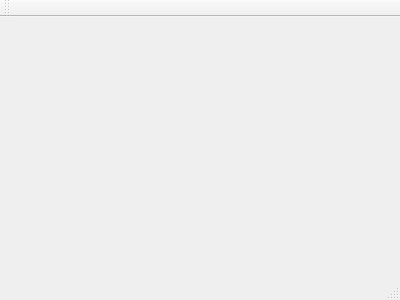
Qt form mainwindow.ui (sakydpozrux/QtSerialPortExample) before a commit.
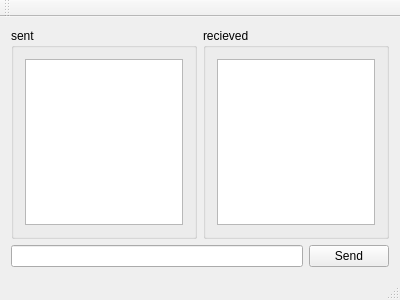
The same form after that commit.

Commit message: Very simple view

```diff
--- a/mainwindow.ui
+++ b/mainwindow.ui
@@ -12,13 +12,90 @@
   <property name="windowTitle" >
    <string>MainWindow</string>
   </property>
-  <widget class="QMenuBar" name="menuBar" />
-  <widget class="QToolBar" name="mainToolBar" />
-  <widget class="QWidget" name="centralWidget" />
-  <widget class="QStatusBar" name="statusBar" />
+  <widget class="QWidget" name="centralWidget">
+   <layout class="QGridLayout" name="gridLayout">
+    <item row="0" column="0">
+     <layout class="QHBoxLayout" name="horizontalLayout">
+      <item>
+       <widget class="QGroupBox" name="groupBox">
+        <property name="title">
+         <string>sent</string>
+        </property>
+        <layout class="QGridLayout" name="gridLayout_2">
+         <item row="0" column="0">
+          <widget class="QPlainTextEdit" name="plainTextEdit">
+           <property name="enabled">
+            <bool>true</bool>
+           </property>
+           <property name="sizePolicy">
+            <sizepolicy hsizetype="Expanding" vsizetype="Expanding">
+             <horstretch>0</horstretch>
+             <verstretch>0</verstretch>
+            </sizepolicy>
+           </property>
+           <property name="readOnly">
+            <bool>true</bool>
+           </property>
+          </widget>
+         </item>
+        </layout>
+       </widget>
+      </item>
+      <item>
+       <widget class="QGroupBox" name="groupBox_2">
+        <property name="title">
+         <string>recieved</string>
+        </property>
+        <layout class="QGridLayout" name="gridLayout_3">
+         <item row="0" column="0">
+          <widget class="QPlainTextEdit" name="plainTextEdit_2">
+           <property name="readOnly">
+            <bool>true</bool>
+           </property>
+          </widget>
+         </item>
+        </layout>
+       </widget>
+      </item>
+     </layout>
+    </item>
+    <item row="1" column="0">
+     <layout class="QHBoxLayout" name="horizontalLayout_2">
+      <item>
+       <widget class="QLineEdit" name="lineEdit"/>
+      </item>
+      <item>
+       <widget class="QPushButton" name="pushButton">
+        <property name="text">
+         <string>Send</string>
+        </property>
+       </widget>
+      </item>
+     </layout>
+    </item>
+   </layout>
+  </widget>
+  <widget class="QMenuBar" name="menuBar">
+   <property name="geometry">
+    <rect>
+     <x>0</x>
+     <y>0</y>
+     <width>400</width>
+     <height>25</height>
+    </rect>
+   </property>
+  </widget>
+  <widget class="QToolBar" name="mainToolBar">
+   <attribute name="toolBarArea">
+    <enum>TopToolBarArea</enum>
+   </attribute>
+   <attribute name="toolBarBreak">
+    <bool>false</bool>
+   </attribute>
+  </widget>
+  <widget class="QStatusBar" name="statusBar"/>
  </widget>
- <layoutDefault spacing="6" margin="11" />
- <pixmapfunction></pixmapfunction>
+ <layoutdefault spacing="6" margin="11"/>
  <resources/>
  <connections/>
 </ui>
```
Left out of the diff: 9 changed lines with no effect on the pictures.
